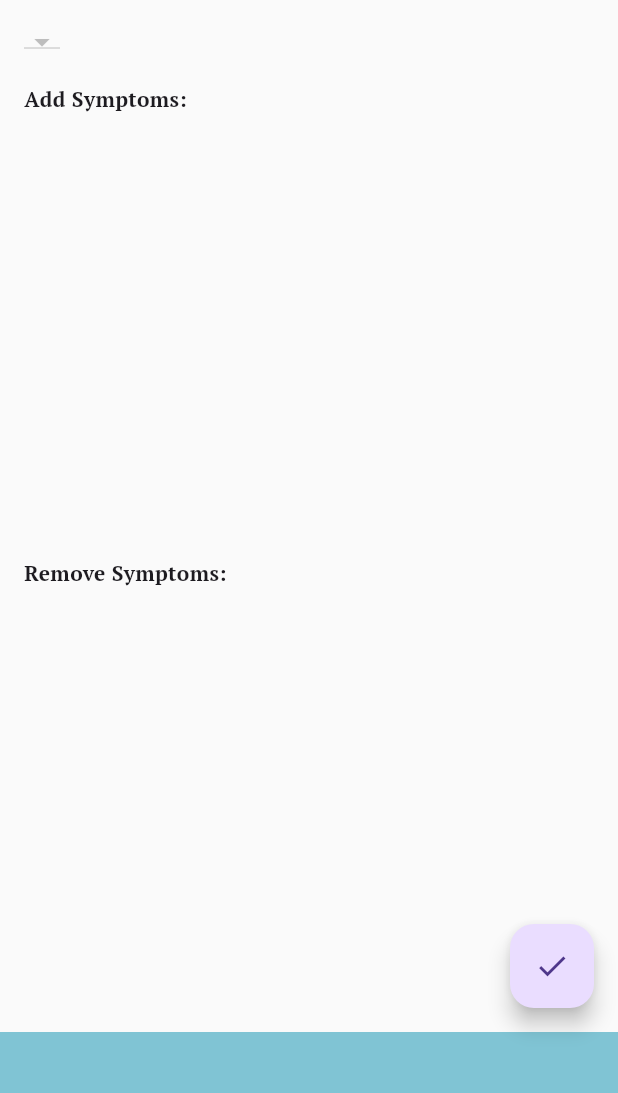
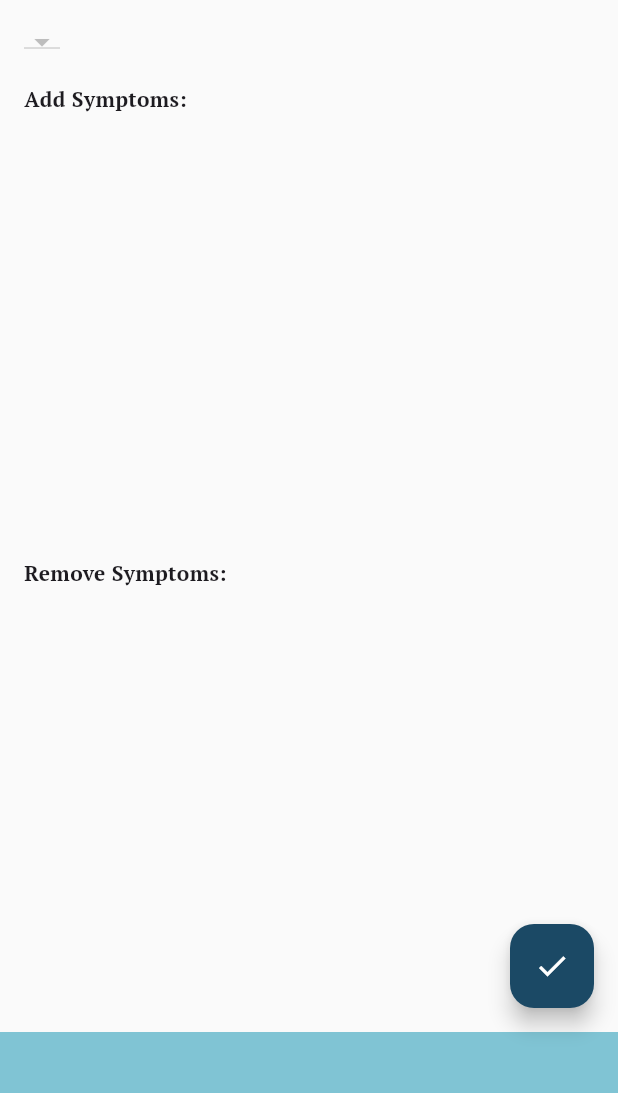
Before and after one commit to harshithlanka3/SAME-3311, a Flutter app: the UpdateCatPage screen opened directly, on a phone screen of 412 x 824 dp, the part 84-1177 px from its top. Run offline on Flutter 3.47's test engine with Material 3 defaults, Android fonts, the phone set to English and light mode, and no system bars; our stand-ins replace firebase_auth, firebase_core, firebase_database, firebase_storage, fluttertoast, image_picker and 1 more; accounts and stored records are empty.

Commit message:
checkbox value color consistency with theme

```diff
--- a/frontend/s_a_m_e/lib/admin/update_category.dart
+++ b/frontend/s_a_m_e/lib/admin/update_category.dart
@@ -185,11 +185,13 @@ class UpdateCatPageState extends State<UpdateCatPage> {
         ),
       ),
       floatingActionButton: FloatingActionButton(
+        backgroundColor: navy,
         onPressed: () {
           updateSymptoms();
         },
-        child: const Icon(Icons.check),
-      ),bottomNavigationBar: const HomeButton()
+        child: const Icon(Icons.check, color: white,),
+      ),
+      bottomNavigationBar: const HomeButton()
     );
   }
 }
--- a/frontend/s_a_m_e/lib/admin/update_diagnosis.dart
+++ b/frontend/s_a_m_e/lib/admin/update_diagnosis.dart
@@ -334,6 +334,7 @@ class UpdateDiagnosisPageState extends State<UpdateDiagnosisPage> {
         ),
       ),
       floatingActionButton: FloatingActionButton(
+        backgroundColor: navy,
         onPressed: () async {
           if (_diagnosisUpdateDefinitionController.text.isNotEmpty) {
             final response = await FirebaseService().updateDiagnosisDef(selectedDiagnosis, _diagnosisUpdateDefinitionController.text);
@@ -356,7 +357,7 @@ class UpdateDiagnosisPageState extends State<UpdateDiagnosisPage> {
         // onPressed: () {
         //   updateCategories();
         // },
-        child: const Icon(Icons.check),
+        child: const Icon(Icons.check, color: white,),
       ),
     );
   }
--- a/frontend/s_a_m_e/lib/admin/update_sign.dart
+++ b/frontend/s_a_m_e/lib/admin/update_sign.dart
@@ -186,10 +186,11 @@ class UpdateSignPageState extends State<UpdateSignPage> {
         ),
       ),
       floatingActionButton: FloatingActionButton(
+        backgroundColor: navy,
         onPressed: () {
           updateCategories();
         },
-        child: const Icon(Icons.check),
+        child: const Icon(Icons.check, color: white,),
       ),
     );
   }
--- a/frontend/s_a_m_e/lib/admin/update_symptom.dart
+++ b/frontend/s_a_m_e/lib/admin/update_symptom.dart
@@ -186,10 +186,11 @@ class UpdateSymptomPageState extends State<UpdateSymptomPage> {
         ),
       ),
       floatingActionButton: FloatingActionButton(
+        backgroundColor: navy,
         onPressed: () {
           updateCategories();
         },
-        child: const Icon(Icons.check),
+        child: const Icon(Icons.check, color: white,),
       ),bottomNavigationBar: const HomeButton()
     );
   }
```
